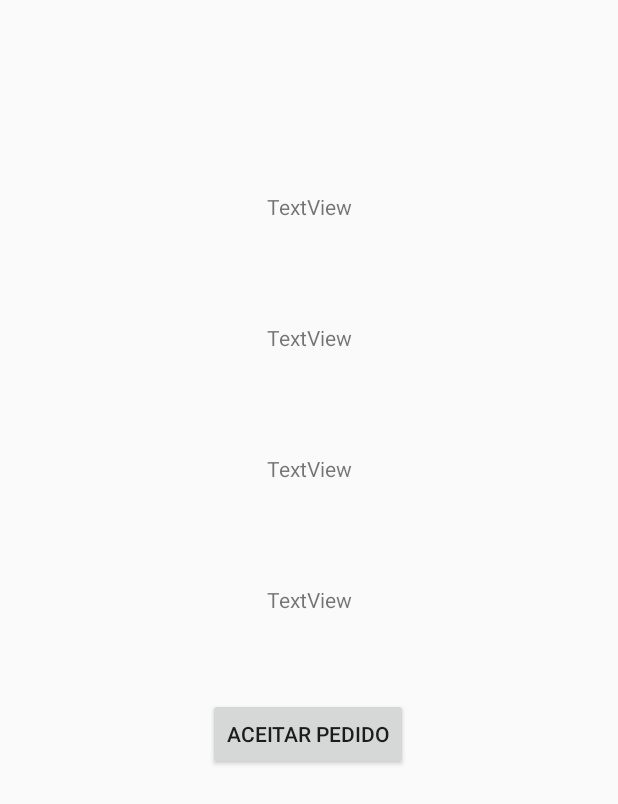
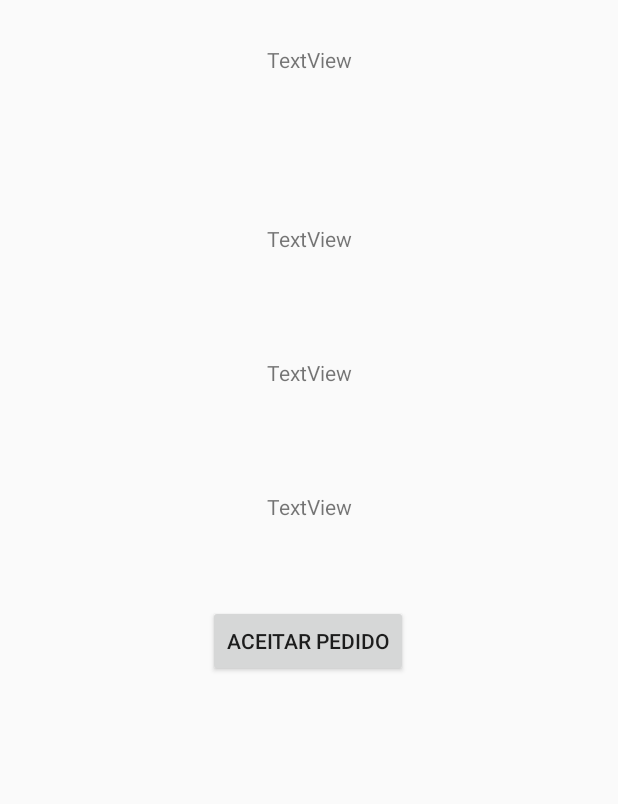
Before and after one commit to paulohenriq31/BombeirosApp, an Android app: the layout activity_detalhes_pedido_socorro.xml on its own in the app's theme, with its tools: preview values and no code run, on a phone screen of 412 x 824 dp. Shown: the top 804 px of the screen. Run offline under Robolectric (Android 15) with nearby library versions, the phone set to English and light mode, and no system bars.

```diff
--- a/app/src/main/res/layout/activity_detalhes_pedido_socorro.xml
+++ b/app/src/main/res/layout/activity_detalhes_pedido_socorro.xml
@@ -10,7 +10,11 @@
         android:id="@+id/textViewID"
         android:layout_width="wrap_content"
         android:layout_height="wrap_content"
-        android:layout_marginTop="128dp"
+        android:layout_marginStart="16dp"
+        android:layout_marginLeft="16dp"
+        android:layout_marginTop="30dp"
+        android:layout_marginEnd="16dp"
+        android:layout_marginRight="16dp"
         android:text="TextView"
         app:layout_constraintEnd_toEndOf="parent"
         app:layout_constraintStart_toStartOf="parent"
@@ -20,7 +24,11 @@
         android:id="@+id/textViewUsuario"
         android:layout_width="wrap_content"
         android:layout_height="wrap_content"
-        android:layout_marginTop="68dp"
+        android:layout_marginStart="16dp"
+        android:layout_marginLeft="16dp"
+        android:layout_marginTop="100dp"
+        android:layout_marginEnd="16dp"
+        android:layout_marginRight="16dp"
         android:text="TextView"
         app:layout_constraintEnd_toEndOf="parent"
         app:layout_constraintStart_toStartOf="parent"
@@ -30,7 +38,13 @@
         android:id="@+id/textViewEndereco"
         android:layout_width="wrap_content"
         android:layout_height="wrap_content"
-        android:layout_marginTop="68dp"
+        android:layout_marginStart="16dp"
+        android:layout_marginLeft="16dp"
+        android:layout_marginTop="70dp"
+        android:layout_marginEnd="16dp"
+        android:layout_marginRight="16dp"
+        android:paddingLeft="16dp"
+        android:paddingRight="16dp"
         android:text="TextView"
         app:layout_constraintEnd_toEndOf="parent"
         app:layout_constraintStart_toStartOf="parent"
@@ -40,7 +54,11 @@
         android:id="@+id/textViewStatus"
         android:layout_width="wrap_content"
         android:layout_height="wrap_content"
-        android:layout_marginTop="68dp"
+        android:layout_marginStart="16dp"
+        android:layout_marginLeft="16dp"
+        android:layout_marginTop="70dp"
+        android:layout_marginEnd="16dp"
+        android:layout_marginRight="16dp"
         android:text="TextView"
         app:layout_constraintEnd_toEndOf="parent"
         app:layout_constraintStart_toStartOf="parent"
```
